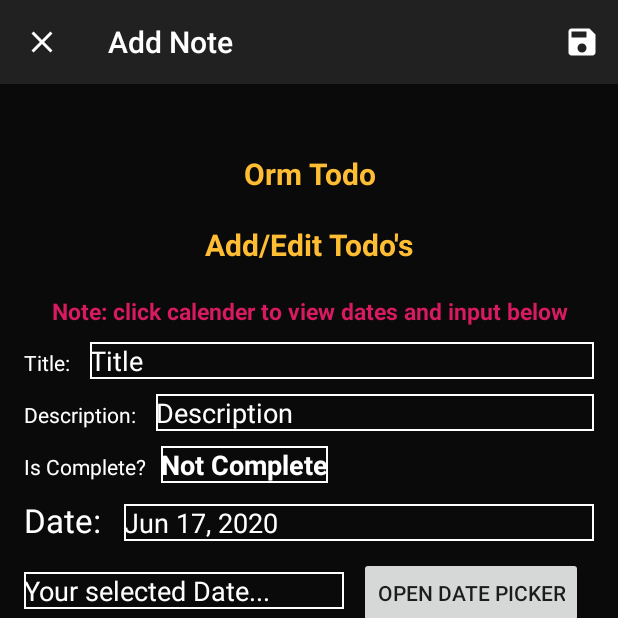
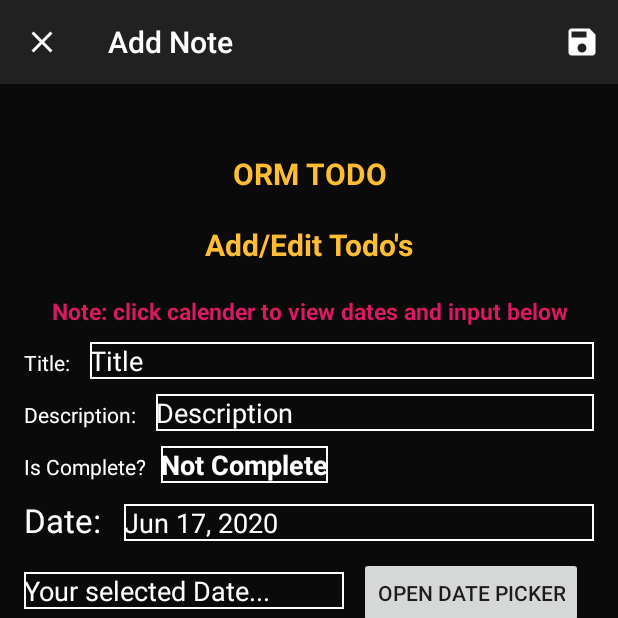
Before and after one commit to drkaizoku/simple-todo, an Android app: the AddEditNoteActivity screen opened directly, with no data from a screen before it, on a phone screen of 412 x 824 dp, the top half of it. Run offline under Robolectric (Android 15) with nearby library versions, the phone set to English and light mode, and no system bars; Roboto replaces fonts that are not available here.

Commit message:
doc file added

```diff
--- a/app/src/main/res/layout/activity_add_note.xml
+++ b/app/src/main/res/layout/activity_add_note.xml
@@ -17,7 +17,7 @@
         android:layout_marginTop="30dp"
         android:fontFamily="@font/caveat_brush"
         android:gravity="center"
-        android:text="Orm Todo"
+        android:text="ORM TODO"
         android:textColor="#ffbd33"
         android:textSize="20sp"
         android:textStyle="bold" />
```
Also changed, not shown: 1 other file.
